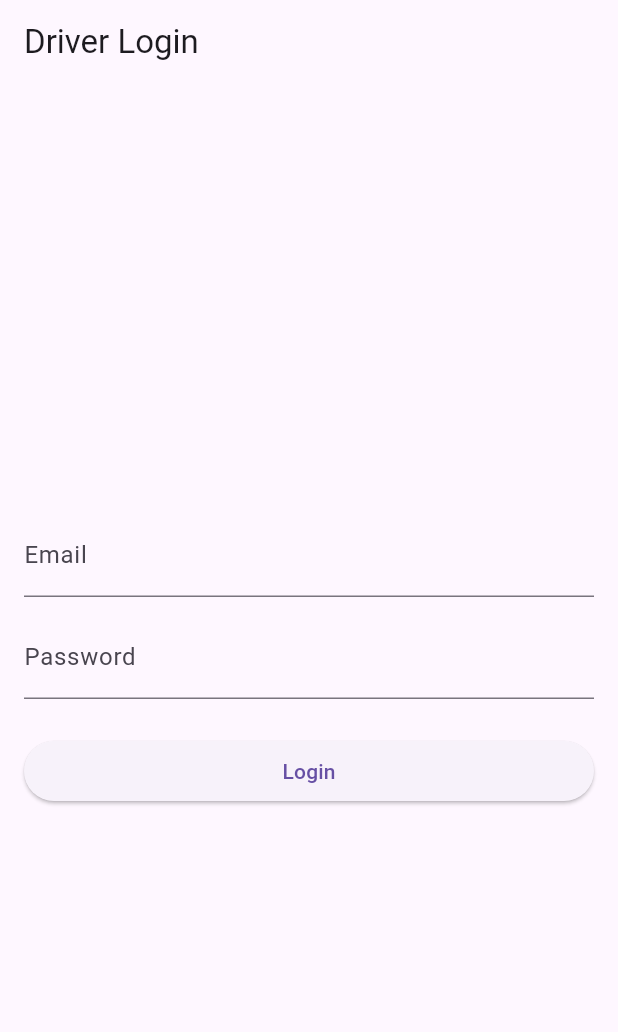
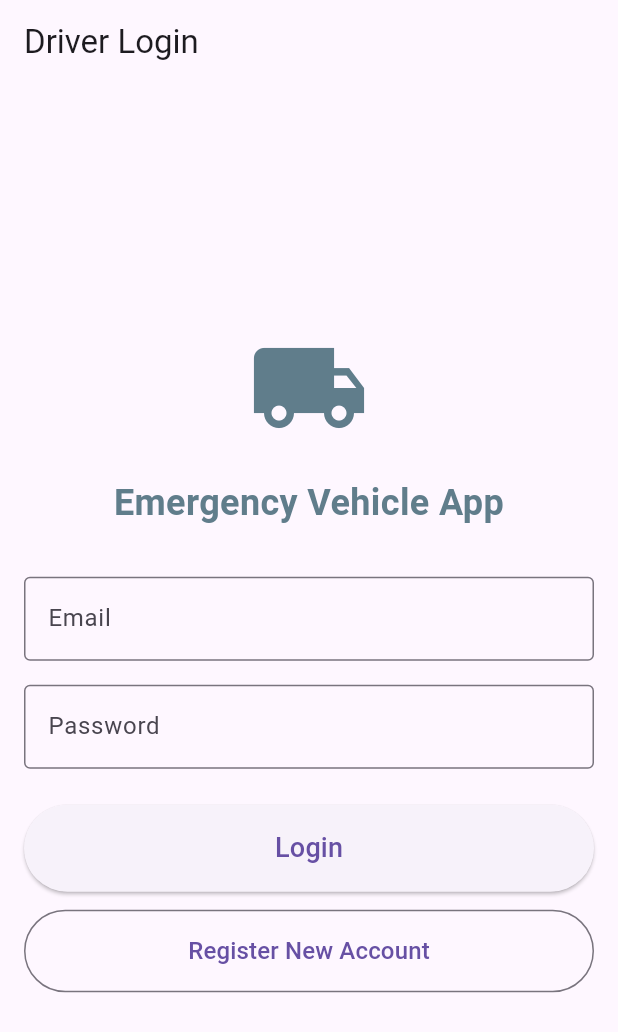
Before and after one commit to Aryansurve/Emergency_Vehicle_App, a Flutter app: the screen it shows after launch, on a phone screen of 412 x 824 dp. Shown: the top 1032 px of the screen. Run offline on Flutter 3.47's test engine with Material 3 defaults, Android fonts, the phone set to English and light mode, and no system bars; our stand-ins replace shared_preferences.

```diff
--- a/emergency_vehicle_app/lib/main.dart
+++ b/emergency_vehicle_app/lib/main.dart
@@ -1,5 +1,9 @@
 import 'package:flutter/material.dart';
 import 'screens/splash_screen.dart';
+import 'screens/login_screen.dart';
+import 'screens/register_screen.dart';
+import 'screens/map_screen.dart';
+import 'screens/pending_screen.dart';
 
 void main() {
   runApp(const MyApp());
@@ -17,7 +21,14 @@ class MyApp extends StatelessWidget {
         visualDensity: VisualDensity.adaptivePlatformDensity,
       ),
       debugShowCheckedModeBanner: false,
-      home: const SplashScreen(), // The app starts here
+      initialRoute: '/',
+      routes: {
+        '/': (context) => const SplashScreen(),
+        '/login': (context) => const LoginScreen(),
+        '/register': (context) => const RegisterScreen(),
+        '/map': (context) => const MapScreen(),
+        '/pending': (context) => const PendingScreen(),
+      },
     );
   }
 }
--- a/emergency_vehicle_app/lib/screens/login_screen.dart
+++ b/emergency_vehicle_app/lib/screens/login_screen.dart
@@ -1,6 +1,7 @@
 import 'package:flutter/material.dart';
 import '../services/api_service.dart';
-import 'splash_screen.dart'; // To re-check auth after login
+import 'splash_screen.dart';
+import 'register_screen.dart'; // Import your register screen
 
 class LoginScreen extends StatefulWidget {
   const LoginScreen({Key? key}) : super(key: key);
@@ -15,28 +16,24 @@ class _LoginScreenState extends State<LoginScreen> {
   bool _isLoading = false;
 
   Future<void> _login() async {
-    setState(() {
-      _isLoading = true;
-    });
+    setState(() => _isLoading = true);
 
     final result = await ApiService.login(
       _emailController.text.trim(),
       _passwordController.text.trim(),
     );
 
+    setState(() => _isLoading = false);
+
     if (!mounted) return;
 
-    setState(() {
-      _isLoading = false;
-    });
-
     if (result['success']) {
-      // Login successful, navigate to the splash screen to redirect correctly
+      // Navigate to splash screen to handle verified/pending redirect
       Navigator.of(context).pushReplacement(
         MaterialPageRoute(builder: (_) => const SplashScreen()),
       );
     } else {
-      // Show an error message
+      // Show error message
       ScaffoldMessenger.of(context).showSnackBar(
         SnackBar(
           content: Text(result['message']),
@@ -46,25 +43,51 @@ class _LoginScreenState extends State<LoginScreen> {
     }
   }
 
+  void _goToRegister() {
+    Navigator.push(
+      context,
+      MaterialPageRoute(builder: (_) => const RegisterScreen()),
+    );
+  }
+
   @override
   Widget build(BuildContext context) {
     return Scaffold(
       appBar: AppBar(title: const Text('Driver Login')),
       body: Padding(
         padding: const EdgeInsets.all(16.0),
+        child: Center(
+          child: SingleChildScrollView(
             child: Column(
-          mainAxisAlignment: MainAxisAlignment.center,
               crossAxisAlignment: CrossAxisAlignment.stretch,
               children: [
+                const Icon(Icons.local_shipping, size: 80, color: Colors.blueGrey),
+                const SizedBox(height: 20),
+                const Text(
+                  'Emergency Vehicle App',
+                  textAlign: TextAlign.center,
+                  style: TextStyle(
+                    fontSize: 24,
+                    fontWeight: FontWeight.bold,
+                    color: Colors.blueGrey,
+                  ),
+                ),
+                const SizedBox(height: 32),
                 TextField(
                   controller: _emailController,
-              decoration: const InputDecoration(labelText: 'Email'),
+                  decoration: const InputDecoration(
+                    labelText: 'Email',
+                    border: OutlineInputBorder(),
+                  ),
                   keyboardType: TextInputType.emailAddress,
                 ),
-            const SizedBox(height: 12),
+                const SizedBox(height: 16),
                 TextField(
                   controller: _passwordController,
-              decoration: const InputDecoration(labelText: 'Password'),
+                  decoration: const InputDecoration(
+                    labelText: 'Password',
+                    border: OutlineInputBorder(),
+                  ),
                   obscureText: true,
                 ),
                 const SizedBox(height: 24),
@@ -72,9 +95,25 @@ class _LoginScreenState extends State<LoginScreen> {
                     ? const Center(child: CircularProgressIndicator())
                     : ElevatedButton(
                   onPressed: _login,
-              child: const Text('Login'),
+                  style: ElevatedButton.styleFrom(
+                    padding: const EdgeInsets.symmetric(vertical: 16),
+                  ),
+                  child: const Text('Login', style: TextStyle(fontSize: 18)),
+                ),
+                const SizedBox(height: 12),
+                OutlinedButton(
+                  onPressed: _goToRegister,
+                  style: OutlinedButton.styleFrom(
+                    padding: const EdgeInsets.symmetric(vertical: 16),
+                  ),
+                  child: const Text(
+                    'Register New Account',
+                    style: TextStyle(fontSize: 16),
+                  ),
                 ),
               ],
+            ),
+          ),
         ),
       ),
     );
```
Also changed, not shown: emergency_vehicle_app/lib/screens/pending_screen.dart (+26 -20 lines), emergency_vehicle_app/lib/screens/register_screen.dart (added, +161 -0 lines), emergency_vehicle_app/lib/services/api_service.dart (+58 -22 lines), 1 other file. Lines whose indentation alone changed are shown as unchanged.
